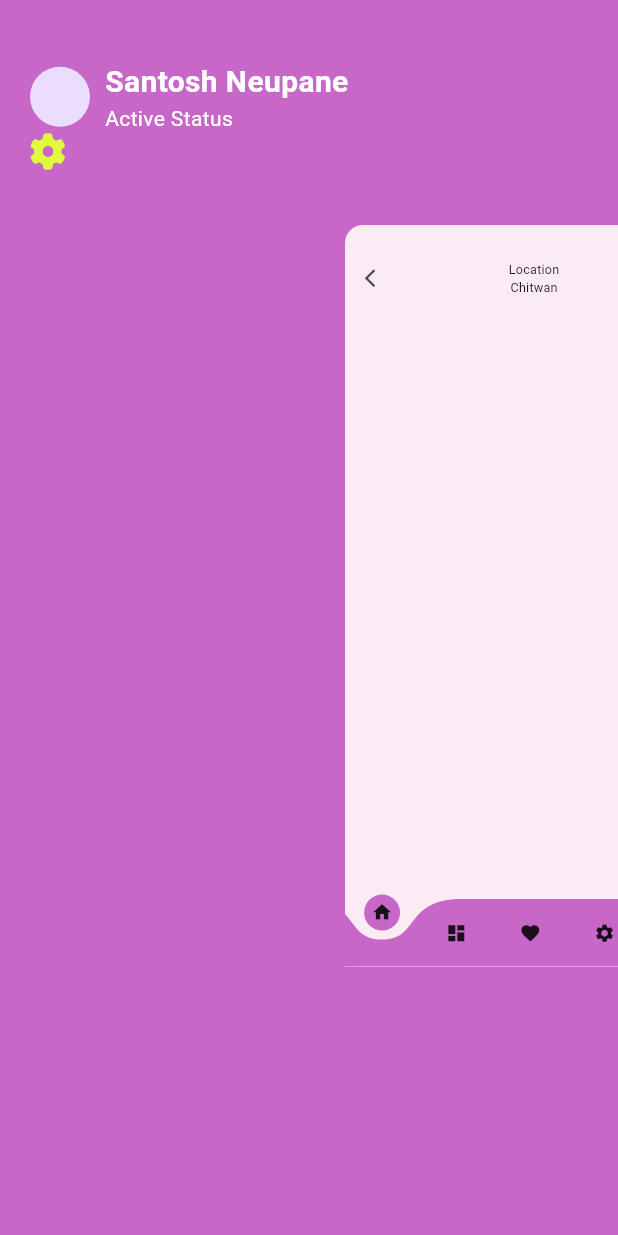
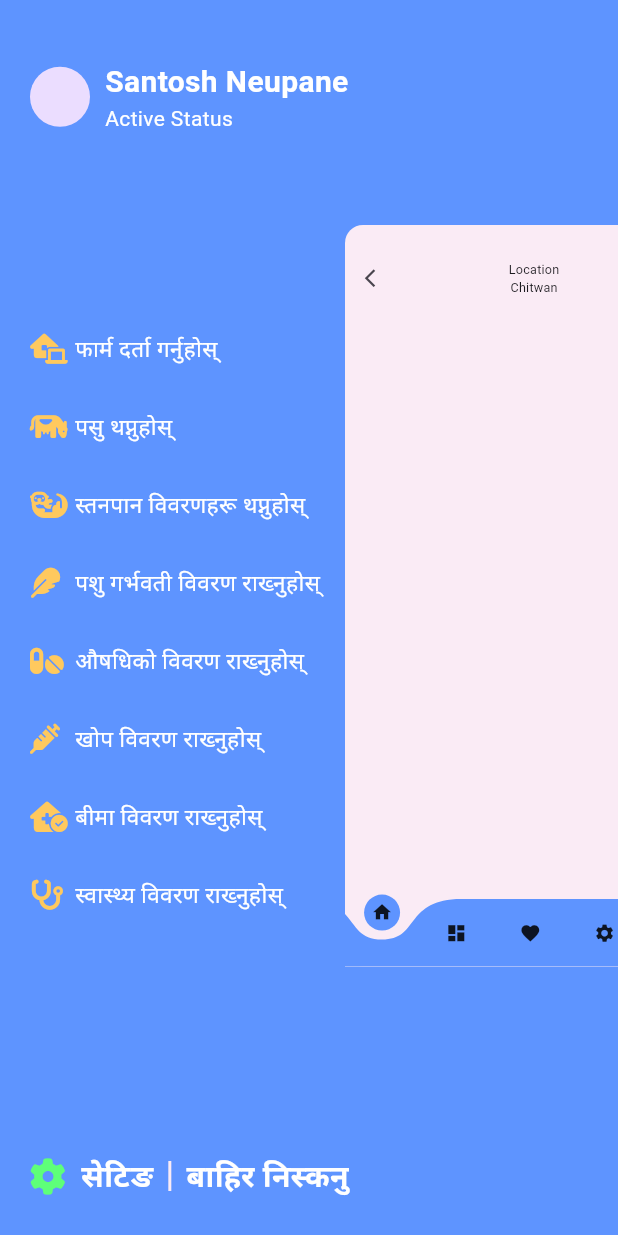
Before and after one commit to Santosh-NPL/Farm, a Flutter app: the DashboardScreen screen opened by its route, after a tap on the "menu" icon, on a phone screen of 412 x 824 dp. Run offline on Flutter 3.47's test engine with Material 3 defaults, Android fonts, the phone set to English and light mode, and no system bars; drawn by our look-alikes of curved_navigation_bar; our stand-ins replace fluttertoast, font_awesome_flutter, get, shared_preferences; missing offline and left inert: dart:ffi; accounts and stored records are empty; network calls fail; project files that could hold a hidden picture were left out.

Commit message:
Menu Listing with drawer_screen

```diff
--- /dev/null
+++ b/lib/app/controller/dashboard/dashboard_controller.dart
@@ -0,0 +1,28 @@
+import 'package:farm/app/preferences/user_preference.dart';
+import 'package:farm/repo/dashboard/dashboard_Api_call.dart';
+import 'package:farm/repo/login_repo/login_repo.dart';
+import 'package:farm/utils/utils.dart';
+import 'package:get/get.dart';
+
+class DashboardController extends GetxController{
+
+  final _api = DashboardAPICall();
+  UserPreference userPreference = UserPreference();
+
+      void userProfileApi(){
+
+          _api.userProfileApi().then((value){
+
+            print(value);
+
+          }).onError((error, stackTrace){
+
+            Utils.snackBar('error'.tr, error.toString());
+
+          });
+
+      }
+
+
+
+}
--- /dev/null
+++ b/lib/repo/dashboard/dashboard_Api_call.dart
@@ -0,0 +1,17 @@
+
+import 'package:farm/data/network/network_api_services.dart';
+import 'package:farm/resources/app_url/app_url.dart';
+import 'package:shared_preferences/shared_preferences.dart';
+
+class DashboardAPICall{
+
+  final _apiService = NetworkApiService();
+
+
+  Future<dynamic> userProfileApi() async {
+    SharedPreferences prefs = await SharedPreferences.getInstance();
+    final token = prefs.getString('token');
+    dynamic response = await _apiService.fetchApi(AppUrl.userProfile, token!);
+    return response;
+  }
+}
--- a/lib/resources/app_color.dart
+++ b/lib/resources/app_color.dart
@@ -11,5 +11,7 @@ class AppColor{
   static const Color placeholderColor = Color(0xff8a8a8a);
   static const Color backgroundColor = Color(0xff027ad1);
   static const Color mainText = Color(0xffe2fa3c);
+  static const Color menuIcon = Color(0xffFFC95E);
+  static const Color menuSecondIcon = Color(0xff5EFF79);
 
 }
--- a/lib/resources/languages/languages.dart
+++ b/lib/resources/languages/languages.dart
@@ -65,6 +65,20 @@ class Languages extends Translations{
       'slogan' : 'गाई पालनमा समृद्धि, दुधमा आनन्द: दिनदिन वृद्धि गर्दै गाई फार्मिङ्ग।',
       'add_mobile': 'आफ्नो मोबाइल नम्बर टाइप गर्नुहोस्। हामी तपाईलाई प्रमाणिकरण कोड पठाउने छौँ ',
       'send': 'पठाउनुहोस्',
+
+
+      //menu
+      'add_form': 'फार्म दर्ता गर्नुहोस्',
+      'add_animals': 'पसु थप्नुहोस्',
+      'add_lactation': 'स्तनपान विवरणहरू थप्नुहोस्',
+      'add_calving': 'पशु गर्भवती विवरण राख्नुहोस्',
+      'add_medicine' : 'औषधिको विवरण राख्नुहोस्',
+      'add_vaccination': 'खोप विवरण राख्नुहोस्',
+      'add_insurances': 'बीमा विवरण राख्नुहोस्',
+      'add_health_status': 'स्वास्थ्य विवरण राख्नुहोस्',
+      'setting': 'सेटिङ',
+      'log_out': 'बाहिर निस्कनु',
+
     }
 
 
--- a/lib/view/dashboard/dashboard_screen.dart
+++ b/lib/view/dashboard/dashboard_screen.dart
@@ -1,4 +1,5 @@
 
+import 'package:farm/app/controller/dashboard/dashboard_controller.dart';
 import 'package:farm/view/dashboard/setting/drawer_screen.dart';
 import 'package:farm/view/dashboard/setting/user_profile.dart';
 import 'package:flutter/material.dart';
@@ -11,6 +12,14 @@ class DashboardScreen extends StatefulWidget {
 }
 
 class _DashboardScreenState extends State<DashboardScreen> {
+  final DashboardController _dashboardCtrl = DashboardController();
+  @override
+  void initState() {
+    // TODO: implement initState
+    super.initState();
+    _dashboardCtrl.userProfileApi();
+  }
+
   @override
   Widget build(BuildContext context) {
     return Scaffold(
--- a/lib/view/dashboard/setting/drawer_screen.dart
+++ b/lib/view/dashboard/setting/drawer_screen.dart
@@ -1,6 +1,8 @@
 import 'package:farm/resources/app_color.dart';
+import 'package:farm/view/dashboard/setting/menu.dart';
 import 'package:flutter/material.dart';
 import 'package:font_awesome_flutter/font_awesome_flutter.dart';
+import 'package:get/get.dart';
 
 class DrawerScreen extends StatefulWidget {
   const DrawerScreen({super.key});
@@ -15,10 +17,11 @@ class _DrawerScreenState extends State<DrawerScreen> {
     return Container(
       child: Scaffold(
         body: Container(
-          color: AppColor.buttonColor,
+          color: AppColor.secondaryColor,
           child: Padding(
-            padding: const EdgeInsets.only(top: 40, left: 20),
+            padding: const EdgeInsets.only(top: 40, left: 20, bottom: 25),
             child: Column(
+              mainAxisAlignment: MainAxisAlignment.spaceBetween,
               children: [
                 const Row(
                   children: [
@@ -38,9 +41,33 @@ class _DrawerScreenState extends State<DrawerScreen> {
                   ],
                 ),
 
+                Column(
+                  children: drawerItems.map((element) =>
+                  Padding(
+                    padding: const EdgeInsets.only(bottom: 30),
+                    child: Row(
+                      children: [
+                        Icon(element['icon'], size: 20, color: AppColor.menuIcon,),
+                        SizedBox(width: 10,),
+                        Text(element['title'], style: TextStyle(fontSize: 15, color: AppColor.white),)
+                      ],
+                    ),
+                  )
+                  ).toList(),
+                ),
                 Row(
                   children: [
-                    Icon(FontAwesomeIcons.cog, color: AppColor.mainText,),
+                    Icon(FontAwesomeIcons.cog, color: AppColor.menuSecondIcon,),
+                    SizedBox(width: 10,),
+                    Text('setting'.tr,
+                        style: TextStyle(fontSize: 20, color: AppColor.white, fontWeight: FontWeight.bold)
+                    ),
+                    SizedBox(width: 10,),
+                    Container(
+                      width: 2, height: 20, color: AppColor.mainColor,
+                    ),
+                    SizedBox(width: 10,),
+                    Text("log_out".tr, style: TextStyle(fontSize: 20, color: AppColor.white, fontWeight: FontWeight.bold))
                   ],
                 )
               ],
--- a/lib/view/dashboard/setting/menu.dart
+++ b/lib/view/dashboard/setting/menu.dart
@@ -1,22 +1,39 @@
 import 'package:font_awesome_flutter/font_awesome_flutter.dart';
+import 'package:get/get.dart';
 
 List<Map> drawerItems = [
 
   {
-    'icon': FontAwesomeIcons.paw,
-    'title': 'Add Animals'
+    'icon': FontAwesomeIcons.houseLaptop,
+    'title': 'add_form'.tr
   },
   {
-    'icon': '',
-    'title': 'Add Insurance'
+    'icon': FontAwesomeIcons.cow,
+    'title': 'add_animals'.tr
   },
   {
-    'icon': '',
-    'title': 'Settings'
+    'icon': FontAwesomeIcons.otter,
+    'title': 'add_lactation'.tr
   },
   {
-    'icon': '',
-    'title': 'Settings'
+    'icon': FontAwesomeIcons.feather,
+    'title': 'add_calving'.tr
+  },
+  {
+    'icon': FontAwesomeIcons.pills,
+    'title': 'add_medicine'.tr
+  },
+  {
+    'icon': FontAwesomeIcons.syringe,
+    'title': 'add_vaccination'.tr
+  },
+  {
+    'icon': FontAwesomeIcons.houseMedicalCircleCheck,
+    'title': 'add_insurances'.tr
+  },
+  {
+    'icon': FontAwesomeIcons.stethoscope,
+    'title': 'add_health_status'.tr
   }
 
 ];
--- a/lib/view/dashboard/setting/user_profile.dart
+++ b/lib/view/dashboard/setting/user_profile.dart
@@ -31,7 +31,7 @@ class _UserProfileState extends State<UserProfile> {
           backgroundColor: AppColor.mainColor,
           bottomNavigationBar: CurvedNavigationBar(
             backgroundColor: AppColor.mainColor,
-            color: AppColor.buttonColor,
+            color: AppColor.secondaryColor,
             onTap: (index){
               print(index);
             },
```
